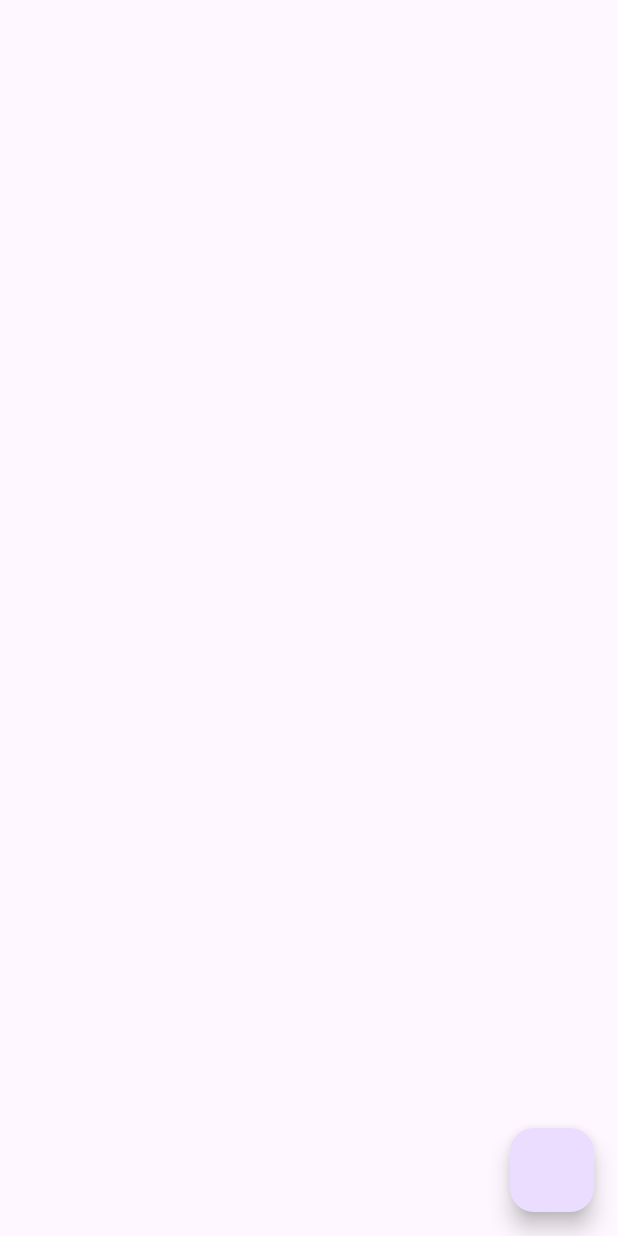
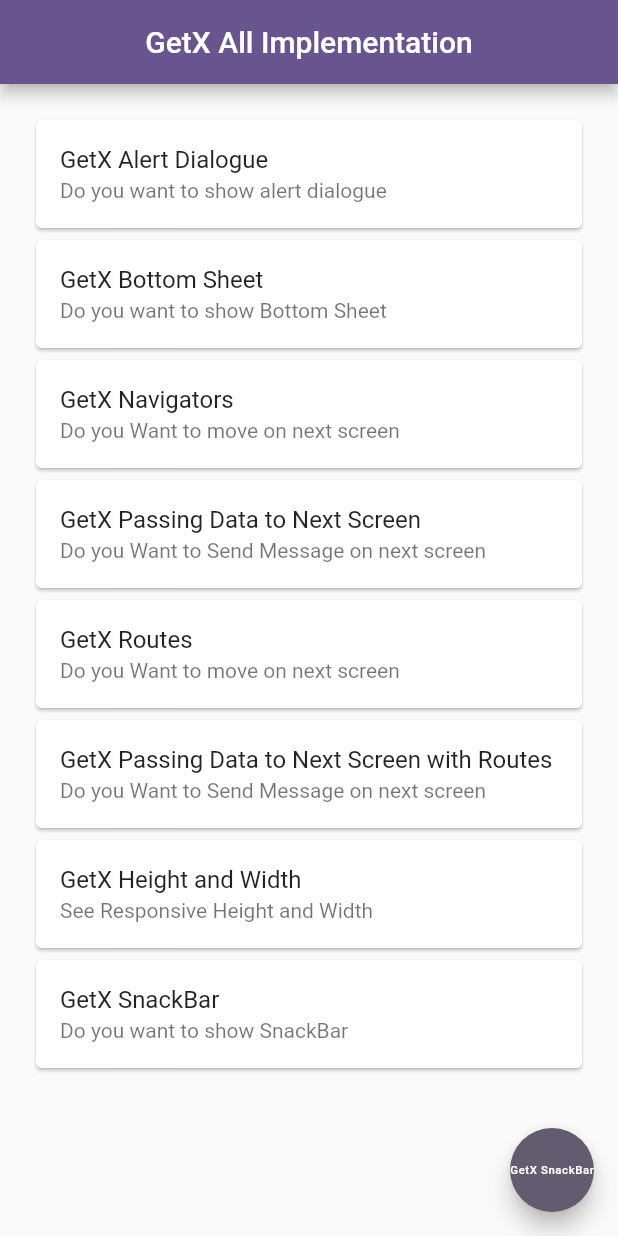
Before and after one commit to sarmaddevil1346/flutter_getx_projects, a Flutter app: the screen it shows after launch, on a phone screen of 412 x 824 dp. Run offline on Flutter 3.47's test engine with Material 2 defaults, Android fonts, the phone set to English and light mode, and no system bars; our stand-ins replace get.

Commit message:
GetMaterialApp,ListTile,DefaultDialogue practice,GetX Height and Width

```diff
--- a/studioprojects/lib/main.dart
+++ b/studioprojects/lib/main.dart
@@ -1,6 +1,8 @@
 import 'package:flutter/material.dart';
 import 'package:get/get.dart';
 import 'package:studioprojects/views/Screens.dart';
+import 'package:studioprojects/views/components/get_height.dart';
+import 'package:studioprojects/views/components/routes_screen.dart';
 
 void main() {
   runApp(const MyApp());
@@ -16,9 +18,23 @@ class MyApp extends StatelessWidget {
       title: 'Flutter Demo',
       theme: ThemeData(
         colorScheme: ColorScheme.fromSeed(seedColor: Colors.deepPurple),
-        useMaterial3: true,
+        useMaterial3: false,
       ),
       home: const IntroGetX(),
+      getPages: [
+        GetPage(
+          name: "/",
+          page: () => const IntroGetX(),
+        ),
+        GetPage(
+          name: "/secondScreen",
+          page: () => RoutesScreen(""),
+        ),
+        GetPage(
+          name: "/GetHeightWidth",
+          page: () => const GetHeightWidth(),
+        ),
+      ],
     );
   }
 }
--- a/studioprojects/lib/views/Screens.dart
+++ b/studioprojects/lib/views/Screens.dart
@@ -1,5 +1,14 @@
 import 'package:flutter/material.dart';
-import 'package:get/get.dart';
+import 'package:studioprojects/views/components/default_list_tile.dart';
+import 'components/default_snack_bar.dart';
+import 'components/floating_action_button.dart';
+import 'components/get_bottom_sheet.dart';
+import 'components/get_dialouge_box.dart';
+import 'components/get_media_query.dart';
+import 'components/get_navigators.dart';
+import 'components/passing_data_to_next_screen.dart';
+import 'components/passing_data_with_routes.dart';
+import 'components/routes.dart';
 
 class IntroGetX extends StatelessWidget {
   const IntroGetX({super.key});
@@ -7,16 +16,44 @@ class IntroGetX extends StatelessWidget {
   @override
   Widget build(BuildContext context) {
     return Scaffold(
-      floatingActionButton: FloatingActionButton(
-        onPressed: getXSnackBar,
+      appBar: AppBar(
+        title: const Text("GetX All Implementation"),
+        centerTitle: true,
       ),
+      body: const SafeArea(
+        child: Padding(
+          padding: EdgeInsets.symmetric(horizontal: 20.0),
+          child: Column(
+            children: [
+              SizedBox(
+                height: 20,
+              ),
+              DialogueBox(),
+              GetXBottomSheet(),
+              Navigators(),
+              PassingDataToNextScreen(),
+              Routes(),
+              PassingDataWithRoutesToNextScreen(),
+              MediaQueryHeightWidth(),
+              SnackBarScreen()
+            ],
+          ),
+        ),
+      ),
+      floatingActionButton: const FloatingActionButtonWidget(),
     );
   }
+}
 
-  void getXSnackBar() {
-    Get.snackbar("This is a label", "This is a message",
-        animationDuration: const Duration(seconds: 1),
-        backgroundColor: Colors.red,
-        snackPosition: SnackPosition.BOTTOM);
+class SnackBarScreen extends StatelessWidget {
+  const SnackBarScreen({super.key});
+
+  @override
+  Widget build(BuildContext context) {
+    return const DefaultListTile(
+      listTitle: "GetX SnackBar",
+      listSubTitle: "Do you want to show SnackBar",
+      press:  getXSnackBar
+    );
   }
 }
--- /dev/null
+++ b/studioprojects/lib/views/components/default_list_tile.dart
@@ -0,0 +1,23 @@
+import 'package:flutter/material.dart';
+
+class DefaultListTile extends StatelessWidget {
+  const DefaultListTile(
+      {super.key,
+      required this.listTitle,
+      required this.listSubTitle,
+      required this.press});
+
+  final String listTitle;
+  final String listSubTitle;
+  final VoidCallback press;
+  @override
+  Widget build(BuildContext context) {
+    return Card(
+      child: ListTile(
+        title: Text(listTitle),
+        subtitle: Text(listSubTitle),
+        onTap: press,
+      ),
+    );
+  }
+}
--- /dev/null
+++ b/studioprojects/lib/views/components/floating_action_button.dart
@@ -0,0 +1,22 @@
+
+import 'package:flutter/material.dart';
+
+import 'default_snack_bar.dart';
+
+class FloatingActionButtonWidget extends StatelessWidget {
+  const FloatingActionButtonWidget({
+    super.key,
+  });
+
+  @override
+  Widget build(BuildContext context) {
+    return const FloatingActionButton(
+      onPressed: getXSnackBar,
+      child: FittedBox(
+          child: Text(
+            "GetX SnackBar",
+            style: TextStyle(fontSize: 23),
+          )),
+    );
+  }
+}
--- /dev/null
+++ b/studioprojects/lib/views/components/get_bottom_sheet.dart
@@ -0,0 +1,50 @@
+import 'package:flutter/material.dart';
+import 'package:get/get.dart';
+
+import 'default_list_tile.dart';
+
+class GetXBottomSheet extends StatelessWidget {
+  const GetXBottomSheet({super.key});
+
+  @override
+  Widget build(BuildContext context) {
+    return DefaultListTile(
+      listTitle: "GetX Bottom Sheet",
+      listSubTitle: "Do you want to show Bottom Sheet",
+      press: () {
+        buildGetXBottomSheet();
+      },
+    );
+  }
+}
+
+Future<dynamic> buildGetXBottomSheet() {
+  return Get.bottomSheet(
+    backgroundColor: Colors.purple,
+    Container(
+      margin: const EdgeInsets.only(top: 20),
+      padding: const EdgeInsets.symmetric(horizontal: 20),
+      decoration: const BoxDecoration(
+          borderRadius: BorderRadius.only(
+              topLeft: Radius.circular(20), topRight: Radius.circular(20))),
+      child: Column(
+        children: [
+          DefaultListTile(
+            listTitle: "Light Theme ",
+            listSubTitle: "Do want to set Light Theme",
+            press: () {
+              Get.changeTheme(ThemeData.light());
+            },
+          ),
+          DefaultListTile(
+            listTitle: "Dark Theme ",
+            listSubTitle: "Do want to set Dark Theme",
+            press: () {
+              Get.changeTheme(ThemeData.dark());
+            },
+          )
+        ],
+      ),
+    ),
+  );
+}
--- /dev/null
+++ b/studioprojects/lib/views/components/get_dialouge_box.dart
@@ -0,0 +1,39 @@
+import 'package:flutter/material.dart';
+import 'package:get/get.dart';
+
+import 'default_list_tile.dart';
+class DialogueBox extends StatelessWidget {
+  const DialogueBox({super.key});
+
+  @override
+  Widget build(BuildContext context) {
+    return DefaultListTile(
+      listTitle: "GetX Alert Dialogue",
+      listSubTitle: "Do you want to show alert dialogue",
+      press: () =>
+          buildDefaultDialog(
+              dialogueTitle: "This a demo GetX Alert Dialogue",
+              dialogueMidTitle: "This is a mid title"),
+    );
+  }
+
+  Future<dynamic> buildDefaultDialog(
+      {required String dialogueTitle, required String dialogueMidTitle}) {
+    return Get.defaultDialog(
+      title: dialogueTitle,
+      middleText: dialogueMidTitle,
+      contentPadding: const EdgeInsets.all(20),
+      backgroundColor: Colors.purpleAccent,
+      confirm: ElevatedButton(
+        onPressed: () {
+          Get.back();
+        },
+        child: const Text("Ok"),
+      ),
+      cancel: ElevatedButton(
+        onPressed: () {},
+        child: const Text("Cancel"),
+      ),
+    );
+  }
+}
--- /dev/null
+++ b/studioprojects/lib/views/components/get_media_query.dart
@@ -0,0 +1,18 @@
+import 'package:flutter/material.dart';
+import 'package:get/get.dart';
+import 'package:studioprojects/views/components/default_list_tile.dart';
+
+class MediaQueryHeightWidth extends StatelessWidget {
+  const MediaQueryHeightWidth({super.key});
+
+  @override
+  Widget build(BuildContext context) {
+    return DefaultListTile(
+      listTitle: "GetX Height and Width",
+      listSubTitle: "See Responsive Height and Width ",
+      press: () {
+        Get.toNamed("./GetHeightWidth");
+      },
+    );
+  }
+}
--- /dev/null
+++ b/studioprojects/lib/views/components/get_navigators.dart
@@ -0,0 +1,22 @@
+import 'package:flutter/material.dart';
+import 'package:get/get.dart';
+import '../second_screen.dart';
+import 'default_list_tile.dart';
+
+class Navigators extends StatelessWidget {
+  const Navigators({
+    super.key,
+  });
+
+
+  @override
+  Widget build(BuildContext context) {
+    return DefaultListTile(
+      listTitle: 'GetX Navigators',
+      listSubTitle: 'Do you Want to move on next screen',
+      press: () {
+        Get.to( SecondScreen( 'sarmad',));
+      },
+    );
+  }
+}
--- /dev/null
+++ b/studioprojects/lib/views/components/passing_data_to_next_screen.dart
@@ -0,0 +1,22 @@
+import 'package:flutter/material.dart';
+import 'package:get/get.dart';
+
+import '../second_screen.dart';
+import 'default_list_tile.dart';
+
+class PassingDataToNextScreen extends StatelessWidget {
+  const PassingDataToNextScreen({super.key});
+
+  @override
+  Widget build(BuildContext context) {
+    return DefaultListTile(
+      listTitle: 'GetX Passing Data to Next Screen',
+      listSubTitle: 'Do you Want to Send Message on next screen',
+      press: () {
+        Get.to( SecondScreen(
+          'sarmad',
+        ));
+      },
+    );
+  }
+}
--- /dev/null
+++ b/studioprojects/lib/views/components/passing_data_with_routes.dart
@@ -0,0 +1,23 @@
+import 'package:flutter/material.dart';
+import 'package:get/get.dart';
+import 'default_list_tile.dart';
+class PassingDataWithRoutesToNextScreen extends StatelessWidget {
+  const PassingDataWithRoutesToNextScreen({super.key});
+
+  @override
+  Widget build(BuildContext context) {
+    return DefaultListTile(
+      listTitle: 'GetX Passing Data to Next Screen with Routes',
+      listSubTitle: 'Do you Want to Send Message on next screen',
+      press: () {
+       // Get.to(const SecondScreen(name: 'sarmad',));
+
+        Get.toNamed("./secondScreen",
+        arguments: [
+          "sarmad"
+        ]
+        );
+      },
+    );
+  }
+}
--- /dev/null
+++ b/studioprojects/lib/views/components/routes.dart
@@ -0,0 +1,23 @@
+import 'package:flutter/material.dart';
+import 'package:get/get.dart';
+import 'default_list_tile.dart';
+
+class Routes extends StatelessWidget {
+  const Routes({
+    super.key,
+  });
+
+  @override
+  Widget build(BuildContext context) {
+    return DefaultListTile(
+      listTitle: 'GetX Routes',
+      listSubTitle: 'Do you Want to move on next screen',
+      press: () {
+        // Get.to(const SecondScreen(
+        //   name: 'sarmad',
+        // ));
+        Get.toNamed("./secondScreen", arguments: ["sarmad"]);
+      },
+    );
+  }
+}
```
Also changed, not shown: studioprojects/lib/views/components/default_snack_bar.dart (added, +10 -0 lines), studioprojects/lib/views/components/get_height.dart (added, +17 -0 lines), studioprojects/lib/views/components/routes_screen.dart (added, +35 -0 lines), studioprojects/lib/views/second_screen.dart (added, +35 -0 lines).
